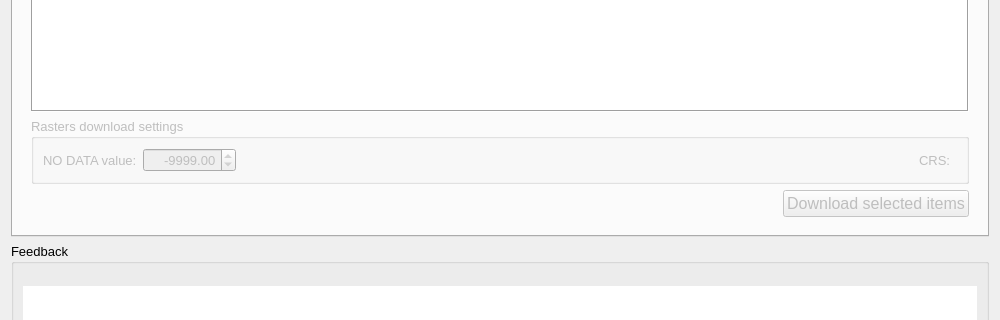
The window that lizard_qgis_plugin/widgets/ui/lizard.ui (nens/lizard-qgis-plugin) describes before a commit, drawn with Qt 5; both pictures show x 0 to 1000 and y 449 to 769 of the 1000 by 950 pixel window.
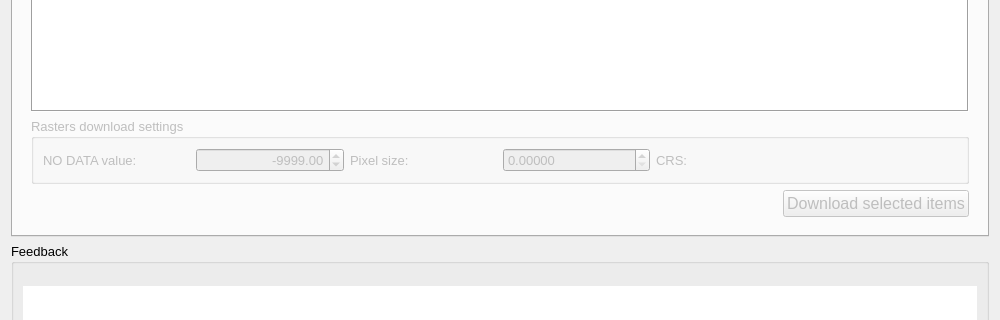
The same window after the commit. Custom widgets are drawn as their Qt base class.

```diff
--- a/lizard_qgis_plugin/widgets/ui/lizard.ui
+++ b/lizard_qgis_plugin/widgets/ui/lizard.ui
@@ -540,6 +540,23 @@
              <string>Rasters download settings</string>
             </property>
             <layout class="QGridLayout" name="gridLayout_3">
+             <item row="0" column="2">
+              <widget class="QLabel" name="label_6">
+               <property name="font">
+                <font>
+                 <family>Segoe UI</family>
+                 <pointsize>10</pointsize>
+                 <italic>false</italic>
+                </font>
+               </property>
+               <property name="text">
+                <string>Pixel size: </string>
+               </property>
+               <property name="alignment">
+                <set>Qt::AlignLeading|Qt::AlignLeft|Qt::AlignVCenter</set>
+               </property>
+              </widget>
+             </item>
              <item row="0" column="0">
               <widget class="QLabel" name="label_3">
                <property name="font">
@@ -554,6 +571,32 @@
                </property>
               </widget>
              </item>
+             <item row="0" column="3">
+              <widget class="QDoubleSpinBox" name="pixel_size_sbox">
+               <property name="font">
+                <font>
+                 <family>Segoe UI</family>
+                 <pointsize>10</pointsize>
+                </font>
+               </property>
+               <property name="decimals">
+                <number>5</number>
+               </property>
+               <property name="maximum">
+                <double>1000000.000000000000000</double>
+               </property>
+              </widget>
+             </item>
+             <item row="0" column="5">
+              <widget class="QgsProjectionSelectionWidget" name="crs_widget">
+               <property name="font">
+                <font>
+                 <family>Segoe UI</family>
+                 <pointsize>10</pointsize>
+                </font>
+               </property>
+              </widget>
+             </item>
              <item row="0" column="1">
               <widget class="QDoubleSpinBox" name="no_data_sbox">
                <property name="font">
@@ -580,16 +623,6 @@
               </widget>
              </item>
              <item row="0" column="4">
-              <widget class="QgsProjectionSelectionWidget" name="crs_widget">
-               <property name="font">
-                <font>
-                 <family>Segoe UI</family>
-                 <pointsize>10</pointsize>
-                </font>
-               </property>
-              </widget>
-             </item>
-             <item row="0" column="3">
               <widget class="QLabel" name="label_4">
                <property name="font">
                 <font>
@@ -603,19 +636,6 @@
                </property>
               </widget>
              </item>
-             <item row="0" column="2">
-              <spacer name="horizontalSpacer_3">
-               <property name="orientation">
-                <enum>Qt::Horizontal</enum>
-               </property>
-               <property name="sizeHint" stdset="0">
-                <size>
-                 <width>40</width>
-                 <height>20</height>
-                </size>
-               </property>
-              </spacer>
-             </item>
             </layout>
            </widget>
           </item>
```
